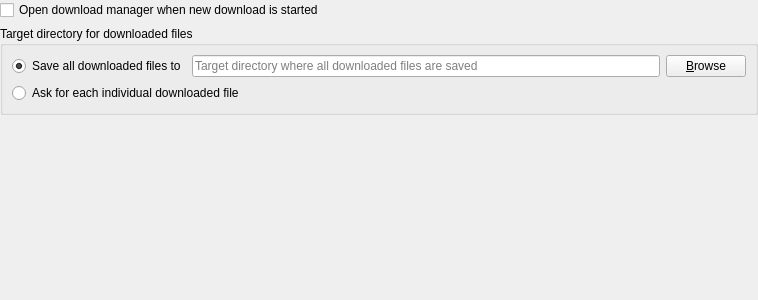
norbusan/rssguard-debian, file src/librssguard/gui/settings/settingsdownloads.ui: the form before one commit.
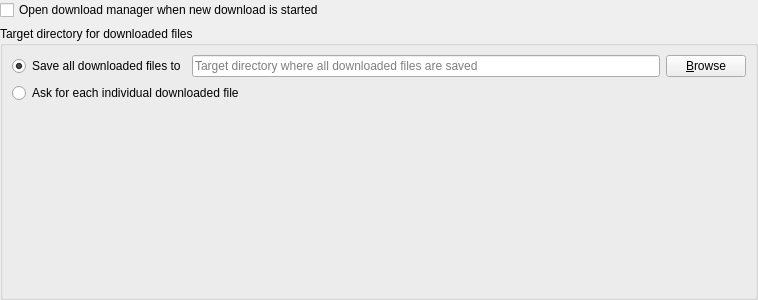
The form after the commit.

Patch:
```diff
--- a/src/librssguard/gui/settings/settingsdownloads.ui
+++ b/src/librssguard/gui/settings/settingsdownloads.ui
@@ -74,6 +74,19 @@
         </item>
        </layout>
       </item>
+      <item row="2" column="0" colspan="2">
+       <spacer name="verticalSpacer">
+        <property name="orientation">
+         <enum>Qt::Vertical</enum>
+        </property>
+        <property name="sizeHint" stdset="0">
+         <size>
+          <width>20</width>
+          <height>40</height>
+         </size>
+        </property>
+       </spacer>
+      </item>
      </layout>
     </widget>
    </item>
```
